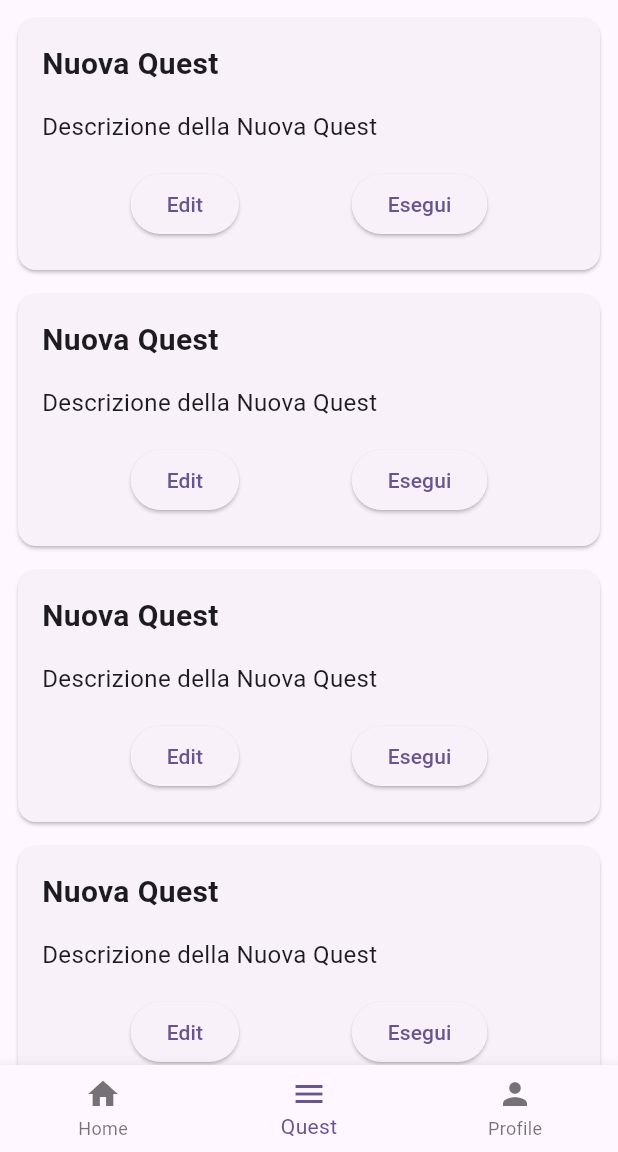
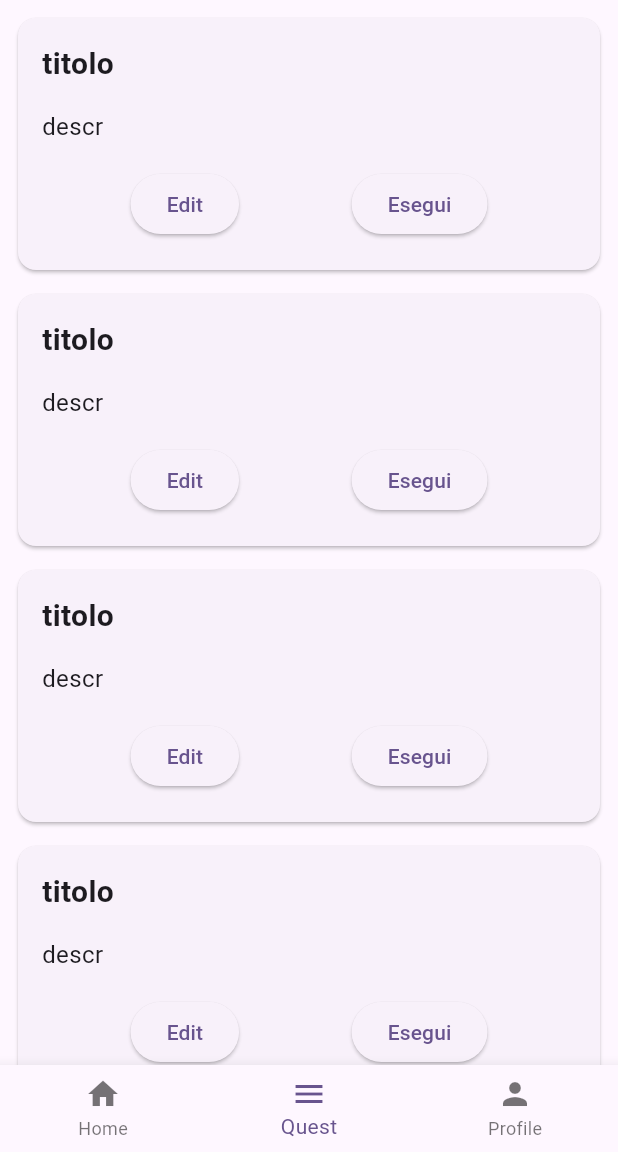
Before and after one commit to mike0697/quest_planner, a Flutter app: the screen it shows after launch, item 2 of the bottom bar chosen, on a phone screen of 412 x 824 dp, the part 84-1236 px from its top. Run offline on Flutter 3.47's test engine with Material 3 defaults, Android fonts, the light colour scheme and no system bars.

Commit message:
Modifica provider

```diff
--- a/lib/main.dart
+++ b/lib/main.dart
@@ -5,8 +5,6 @@
 import 'package:quest_planner/screens/HomeScreen.dart';
 import 'package:quest_planner/screens/ProfileScreen.dart';
 import 'package:quest_planner/screens/QuestScreen.dart';
-
-import 'StringProvider.dart';
 
 void main() {
   runApp(
--- a/lib/screens/QuestScreen.dart
+++ b/lib/screens/QuestScreen.dart
@@ -1,8 +1,4 @@
 import 'package:flutter/material.dart';
-import 'package:provider/provider.dart';
-
-import '../QuestProvider.dart';
-import '../StringProvider.dart';
 import '../widgets/CardQuest.dart';
 
 class QuestScreen extends StatelessWidget {
@@ -11,16 +7,6 @@ class QuestScreen extends StatelessWidget {
   @override
   Widget build(BuildContext context) {
     List<int> lista = [1,2,3,4,5,6,7,8,9,10];
-    QuestProvider questProvider = Provider.of<QuestProvider>(context, listen: false);
-    Quest nuovaQuest = Quest(
-      titolo: 'Nuova Quest',
-      descrizione: 'Descrizione della Nuova Quest',
-      esperienza: 75.0,
-      difficolta: 4.0,
-      ricompensa: 120,
-      id: 2,
-    );
-    questProvider.setQuest(nuovaQuest);
 
     return  ListView(
       padding: EdgeInsets.all(8),
--- a/lib/widgets/CardQuest.dart
+++ b/lib/widgets/CardQuest.dart
@@ -1,7 +1,5 @@
 import 'package:flutter/material.dart';
-import 'package:provider/provider.dart';
 
-import '../QuestProvider.dart';
 
 class CardQuest extends StatelessWidget {
   const CardQuest ({super.key});
@@ -9,7 +7,6 @@ class CardQuest extends StatelessWidget {
 
   @override
   Widget build(BuildContext context) {
-    QuestProvider questProvider = Provider.of<QuestProvider>(context, listen: false);
     // Accesso alla stringa
     return Container(
         width: double.infinity,
@@ -22,7 +19,7 @@ class CardQuest extends StatelessWidget {
               // Titolo
               Padding(
                 padding: EdgeInsets.all(16.0),
-                child: Text(questProvider.currentQuest.titolo,
+                child: Text('titolo',
                   style: const TextStyle(
                     fontWeight: FontWeight.bold,
                     fontSize: 20.0,
@@ -34,7 +31,7 @@ class CardQuest extends StatelessWidget {
               Padding(
                 padding: EdgeInsets.symmetric(horizontal: 16.0),
                 child: Text(
-                  questProvider.currentQuest.descrizione,
+                  'descr',
                   style: const TextStyle(fontSize: 16.0),
                 ),
               ),
```
